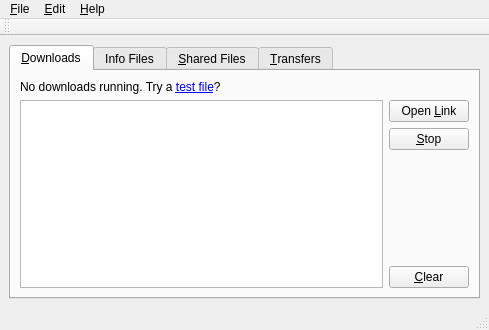
Old version of the form src/py3/bytestagui/views/qt/ui/main.ui in the repository chfoo/bytestag.
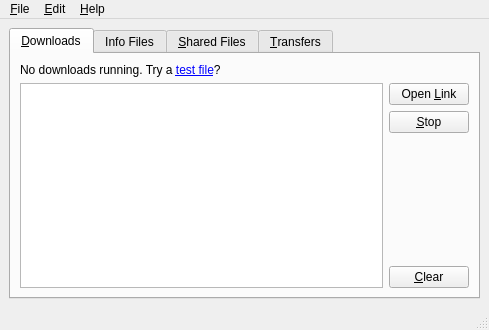
New version of the form. Icons and pictures are not drawn.

Commit message: Updates README to point to online docs. GUI: Fixes window icon.

The edit to the form file:
```diff
--- a/src/py3/bytestagui/views/qt/ui/main.ui
+++ b/src/py3/bytestagui/views/qt/ui/main.ui
@@ -325,17 +325,6 @@
    <addaction name="menu_Help"/>
   </widget>
   <widget class="QStatusBar" name="main_status_bar"/>
-  <widget class="QToolBar" name="toolBar">
-   <property name="windowTitle">
-    <string>toolBar</string>
-   </property>
-   <attribute name="toolBarArea">
-    <enum>TopToolBarArea</enum>
-   </attribute>
-   <attribute name="toolBarBreak">
-    <bool>false</bool>
-   </attribute>
-  </widget>
   <action name="about_action">
    <property name="text">
     <string>&amp;About</string>
```
Left out of the diff: 8 changed lines with no effect on the pictures. The commit also changes 5 other files.
